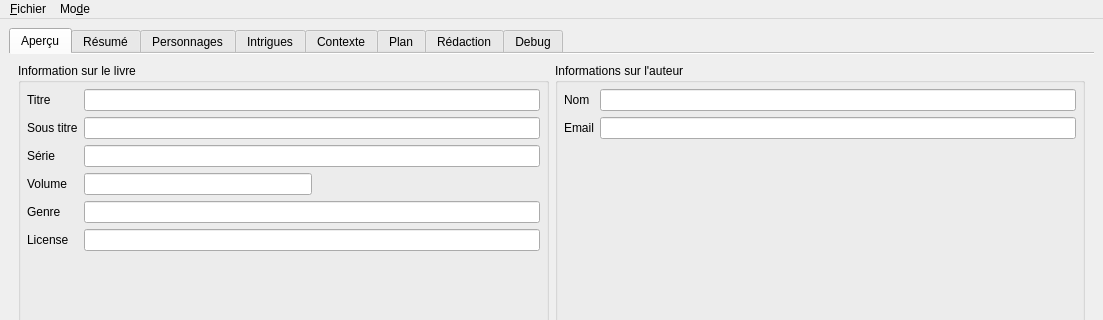
Before: the Qt Designer form src/ui/mainWindow.ui in olivierkes/manuskript, drawn with Qt 5; both pictures show x 0 to 1103 and y 0 to 320 of the 1103 by 809 pixel window.
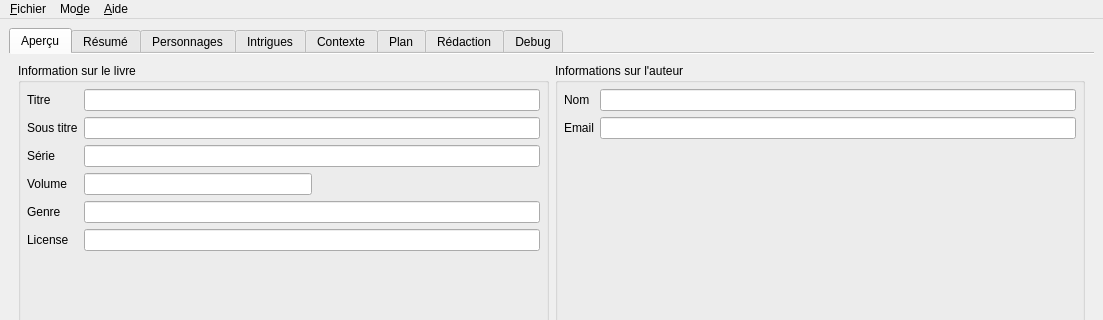
After: the same form once the commit is applied. The open tabs and pages were chosen to show the change. Icons and pictures are not drawn. Custom widgets are drawn as their Qt base class.

What changed in the file:
```diff
--- a/src/ui/mainWindow.ui
+++ b/src/ui/mainWindow.ui
@@ -27,6 +27,8 @@
        <attribute name="title">
         <string>Aperçu</string>
        </attribute>
+       <layout class="QVBoxLayout" name="verticalLayout_23">
+        <item>
        <layout class="QHBoxLayout" name="horizontalLayout_26">
         <item>
          <widget class="QGroupBox" name="grpBookInfos">
@@ -162,6 +164,8 @@
          </widget>
         </item>
        </layout>
+        </item>
+       </layout>
       </widget>
       <widget class="QWidget" name="tab">
        <attribute name="title">
@@ -1839,8 +1843,15 @@
     </property>
     <addaction name="actionSnowflakeMode"/>
    </widget>
+   <widget class="QMenu" name="menu_Aide">
+    <property name="title">
+     <string>&amp;Aide</string>
+    </property>
+    <addaction name="actShowHelp"/>
+   </widget>
    <addaction name="menu_Fichier"/>
    <addaction name="menuMode"/>
+   <addaction name="menu_Aide"/>
   </widget>
   <widget class="QStatusBar" name="statusbar"/>
   <action name="actionOuvrir">
```
Left out of the diff: 47 changed lines with no effect on the pictures. Lines whose indentation alone changed are shown as unchanged.
